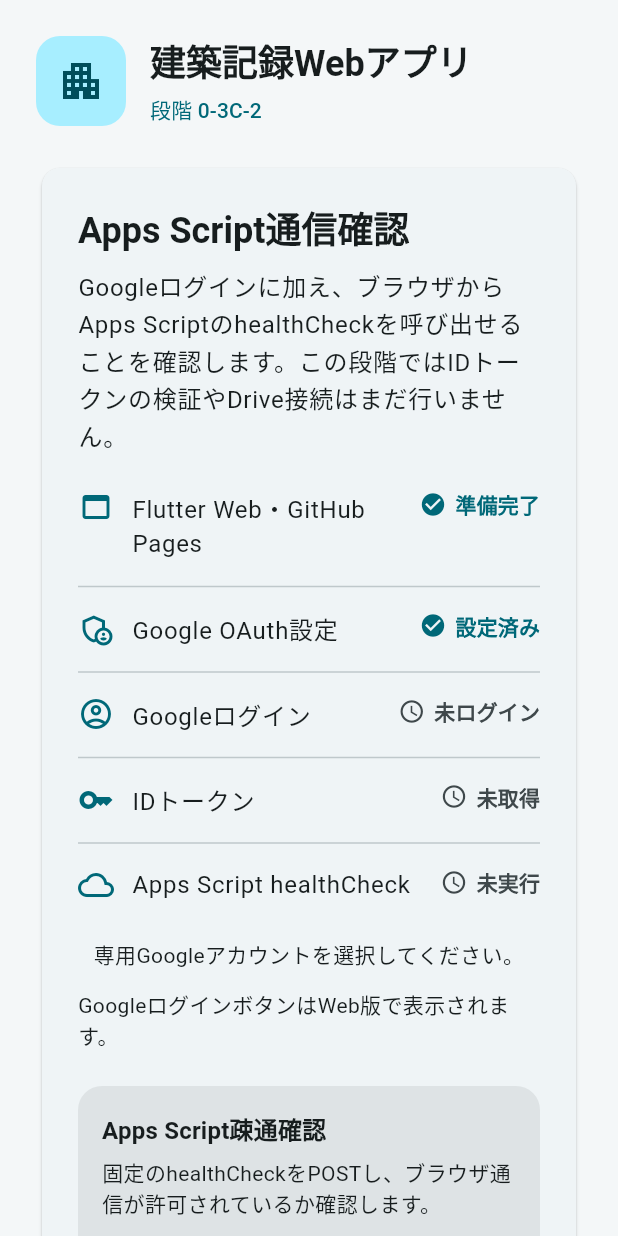
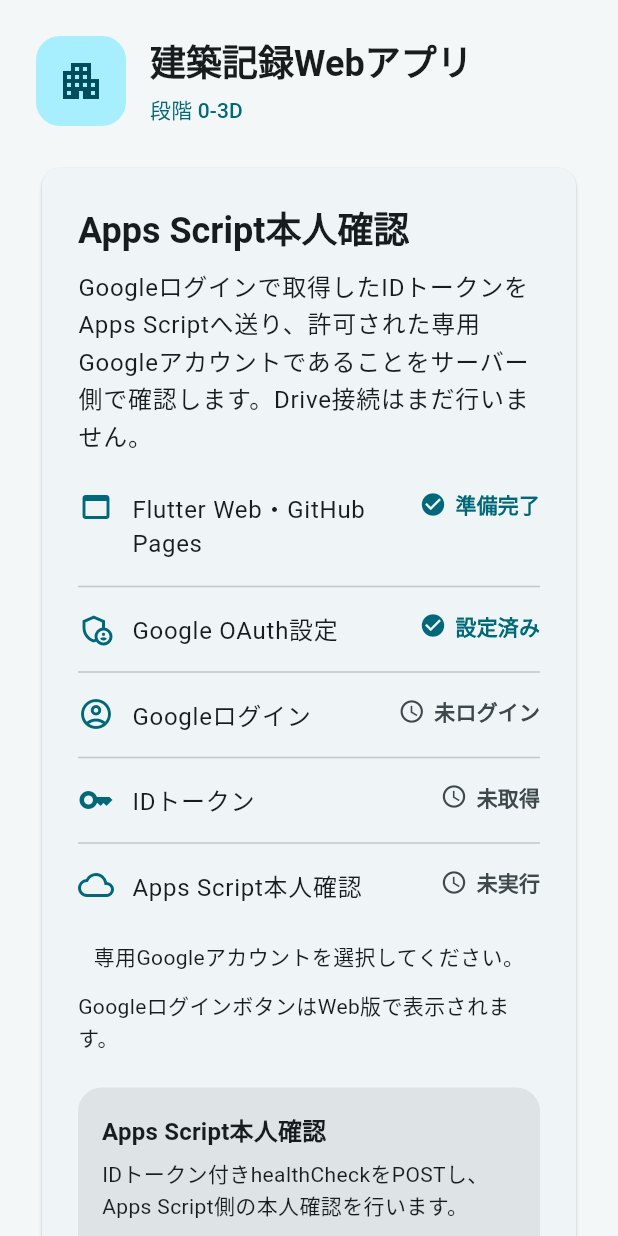
Before and after one commit to Yuheiuem/building_record_app, a Flutter app: the screen it shows after launch, on a phone screen of 412 x 824 dp. Run offline on Flutter 3.47's test engine with Material 3 defaults, Android fonts, the phone set to English and light mode, and no system bars; our stand-ins replace google_sign_in; missing offline and left inert: google_sign_in_web; accounts and stored records are empty.

Commit message:
Add server-side Google account verification v0.4.0

```diff
--- a/lib/core/config/app_config.dart
+++ b/lib/core/config/app_config.dart
@@ -1,7 +1,7 @@
 abstract final class AppConfig {
   static const String workingTitle = '建築記録Webアプリ';
-  static const String version = 'v0.3.0';
-  static const String stage = '段階 0-3C-2';
+  static const String version = 'v0.4.0';
+  static const String stage = '段階 0-3D';
 
   // OAuth WebクライアントIDは公開識別子です。
   // クライアントシークレットやアクセストークンはここへ置きません。
@@ -9,7 +9,7 @@
       '96133736616-ptvr37poigcd5c0ob14o6e343jv4gjrt.apps.googleusercontent.com';
 
   // Apps Script WebアプリのURLは公開エンドポイントです。
-  // 現段階では固定のhealthCheckだけを呼び出します。
+  // 実データへのアクセス可否はApps Script側の認証で判断します。
   static const String appsScriptWebAppUrl =
-      'https://script.google.com/macros/s/AKfycbxl1gLPpeDB90dzu6wVWzaj_m9r5atil-sHABUpLmLdegeJzuCbXrMsvR9tZ4q3vnH9/exec';
+      'https://script.google.com/macros/s/AKfycbyg_gwbedhsonziKn84lg9EeJpvE4Gqc3A1Lp8rDETLA33LLRM0YpzHOJGQrU1Nhrs/exec';
 }
--- a/lib/data/models/health_check_response.dart
+++ b/lib/data/models/health_check_response.dart
@@ -9,6 +9,8 @@
     required this.status,
     required this.stage,
     required this.method,
+    required this.authenticated,
+    required this.validationMode,
     required this.errorCode,
     required this.message,
   });
@@ -26,6 +28,8 @@
       status: _optionalString(data?['status']),
       stage: _optionalString(data?['stage']),
       method: _optionalString(data?['method']),
+      authenticated: data?['authenticated'] == true,
+      validationMode: _optionalString(data?['validationMode']),
       errorCode: _optionalString(json['errorCode']),
       message: _optionalString(json['message']),
     );
@@ -37,10 +41,12 @@
   final String? status;
   final String? stage;
   final String? method;
+  final bool authenticated;
+  final String? validationMode;
   final String? errorCode;
   final String? message;
 
-  bool get isHealthy => ok && status == 'ok';
+  bool get isHealthy => ok && status == 'ok' && authenticated;
 
   static String? _optionalString(Object? value) {
     if (value is! String) {
--- a/lib/data/services/apps_script_api_service.dart
+++ b/lib/data/services/apps_script_api_service.dart
@@ -10,6 +10,7 @@
   Future<HealthCheckResponse> healthCheck({
     required String requestId,
     required String clientVersion,
+    required String idToken,
   });
 
   void close();
@@ -29,11 +30,12 @@
   Future<HealthCheckResponse> healthCheck({
     required String requestId,
     required String clientVersion,
+    required String idToken,
   }) async {
     final String requestBody = jsonEncode(<String, Object?>{
       'action': 'healthCheck',
       'requestId': requestId,
-      'idToken': null,
+      'idToken': idToken,
       'clientVersion': clientVersion,
       'payload': <String, Object?>{},
     });
@@ -62,10 +64,9 @@
       }
 
       final HealthCheckResponse result = HealthCheckResponse.fromJson(decoded);
-
       if (!result.ok) {
         throw AppsScriptApiException(
-          result.message ?? 'Apps ScriptのhealthCheckが失敗しました。',
+          result.message ?? 'Apps Scriptの本人確認に失敗しました。',
           errorCode: result.errorCode,
         );
       }
--- a/lib/features/auth/presentation/auth_spike_page.dart
+++ b/lib/features/auth/presentation/auth_spike_page.dart
@@ -42,13 +42,31 @@
   }
 
   void _handleAuthChanged() {
-    if (mounted) {
-      setState(() {});
+    if (!mounted) {
+      return;
     }
+
+    setState(() {
+      if (!_authService.hasIdToken) {
+        _healthCheckStatus = _HealthCheckStatus.notRun;
+        _healthCheckResponse = null;
+        _healthCheckError = null;
+      }
+    });
   }
 
   Future<void> _runHealthCheck() async {
     if (_healthCheckStatus == _HealthCheckStatus.running) {
+      return;
+    }
+
+    final String? idToken = _authService.idToken;
+    if (idToken == null || idToken.isEmpty) {
+      setState(() {
+        _healthCheckStatus = _HealthCheckStatus.error;
+        _healthCheckResponse = null;
+        _healthCheckError = 'Googleログイン後に本人確認を実行してください。';
+      });
       return;
     }
 
@@ -63,6 +81,7 @@
           .healthCheck(
             requestId: const Uuid().v4(),
             clientVersion: AppConfig.version,
+            idToken: idToken,
           );
 
       if (!mounted) {
@@ -132,16 +151,16 @@
                         crossAxisAlignment: CrossAxisAlignment.start,
                         children: <Widget>[
                           Text(
-                            'Apps Script通信確認',
+                            'Apps Script本人確認',
                             style: textTheme.headlineSmall?.copyWith(
                               fontWeight: FontWeight.w700,
                             ),
                           ),
                           const SizedBox(height: 8),
                           Text(
-                            'Googleログインに加え、ブラウザからApps Scriptの'
-                            'healthCheckを呼び出せることを確認します。'
-                            'この段階ではIDトークンの検証やDrive接続はまだ行いません。',
+                            'Googleログインで取得したIDトークンをApps Scriptへ送り、'
+                            '許可された専用Googleアカウントであることをサーバー側で確認します。'
+                            'Drive接続はまだ行いません。',
                             style: textTheme.bodyLarge,
                           ),
                           const SizedBox(height: 24),
@@ -177,7 +196,7 @@
                           const Divider(height: 32),
                           _StatusRow(
                             icon: Icons.cloud_outlined,
-                            label: 'Apps Script healthCheck',
+                            label: 'Apps Script本人確認',
                             status: _healthCheckStatusText,
                             completed:
                                 _healthCheckStatus ==
@@ -190,6 +209,7 @@
                             status: _healthCheckStatus,
                             response: _healthCheckResponse,
                             errorMessage: _healthCheckError,
+                            canRun: _authService.hasIdToken,
                             onRun: _runHealthCheck,
                           ),
                         ],
@@ -198,7 +218,8 @@
                   ),
                   const SizedBox(height: 16),
                   Text(
-                    'IDトークン本文は画面・ログ・GitHubへ出力しません。',
+                    'IDトークン本文は画面・ログ・GitHubへ出力しません。'
+                    '現在はtokeninfoを使う技術スパイクです。',
                     textAlign: TextAlign.center,
                     style: textTheme.bodyMedium?.copyWith(
                       color: Theme.of(context).colorScheme.onSurfaceVariant,
@@ -239,9 +260,9 @@
   String get _healthCheckStatusText {
     return switch (_healthCheckStatus) {
       _HealthCheckStatus.notRun => '未実行',
-      _HealthCheckStatus.running => '通信中',
-      _HealthCheckStatus.success => '通信成功',
-      _HealthCheckStatus.error => '通信失敗',
+      _HealthCheckStatus.running => '認証中',
+      _HealthCheckStatus.success => '認証成功',
+      _HealthCheckStatus.error => '認証失敗',
     };
   }
 }
@@ -253,12 +274,14 @@
     required this.status,
     required this.response,
     required this.errorMessage,
+    required this.canRun,
     required this.onRun,
   });
 
   final _HealthCheckStatus status;
   final HealthCheckResponse? response;
   final String? errorMessage;
+  final bool canRun;
   final Future<void> Function() onRun;
 
   @override
@@ -276,13 +299,13 @@
         crossAxisAlignment: CrossAxisAlignment.start,
         children: <Widget>[
           Text(
-            'Apps Script疎通確認',
+            'Apps Script本人確認',
             style: Theme.of(
               context,
             ).textTheme.titleMedium?.copyWith(fontWeight: FontWeight.w700),
           ),
           const SizedBox(height: 6),
-          const Text('固定のhealthCheckをPOSTし、ブラウザ通信が許可されているか確認します。'),
+          const Text('IDトークン付きhealthCheckをPOSTし、Apps Script側の本人確認を行います。'),
           if (status == _HealthCheckStatus.running) ...<Widget>[
             const SizedBox(height: 16),
             const Row(
@@ -293,7 +316,7 @@
                   child: CircularProgressIndicator(strokeWidth: 2),
                 ),
                 SizedBox(width: 12),
-                Expanded(child: Text('Apps Scriptへ通信しています。')),
+                Expanded(child: Text('IDトークンを検証しています。')),
               ],
             ),
           ],
@@ -303,7 +326,7 @@
             _ResultRow(
               icon: Icons.check_circle,
               label: '結果',
-              value: '通信成功',
+              value: '本人確認成功',
               color: colorScheme.primary,
             ),
             const SizedBox(height: 8),
@@ -318,6 +341,13 @@
               icon: Icons.http_outlined,
               label: '応答',
               value: '${response!.method ?? '不明'} / ${response!.stage ?? '不明'}',
+              color: colorScheme.onSurfaceVariant,
+            ),
+            const SizedBox(height: 8),
+            _ResultRow(
+              icon: Icons.verified_user_outlined,
+              label: '検証方式',
+              value: response!.validationMode ?? '不明',
               color: colorScheme.onSurfaceVariant,
             ),
           ],
@@ -341,12 +371,16 @@
           SizedBox(
             width: double.infinity,
             child: FilledButton.icon(
-              onPressed: status == _HealthCheckStatus.running ? null : onRun,
+              onPressed: status == _HealthCheckStatus.running || !canRun
+                  ? null
+                  : onRun,
               icon: const Icon(Icons.cloud_sync_outlined),
               label: Text(
-                status == _HealthCheckStatus.success
-                    ? 'healthCheckを再実行'
-                    : 'healthCheckを実行',
+                !canRun
+                    ? 'Googleログイン後に実行'
+                    : status == _HealthCheckStatus.success
+                    ? '本人確認を再実行'
+                    : '本人確認を実行',
               ),
             ),
           ),
--- a/pubspec.yaml
+++ b/pubspec.yaml
@@ -1,7 +1,7 @@
 name: building_record_app
 description: A private building record web app for personal use.
 publish_to: none
-version: 0.3.0+3
+version: 0.4.0+4
 
 environment:
   sdk: '>=3.12.0 <4.0.0'
```
Also changed, not shown: 6 other files.
